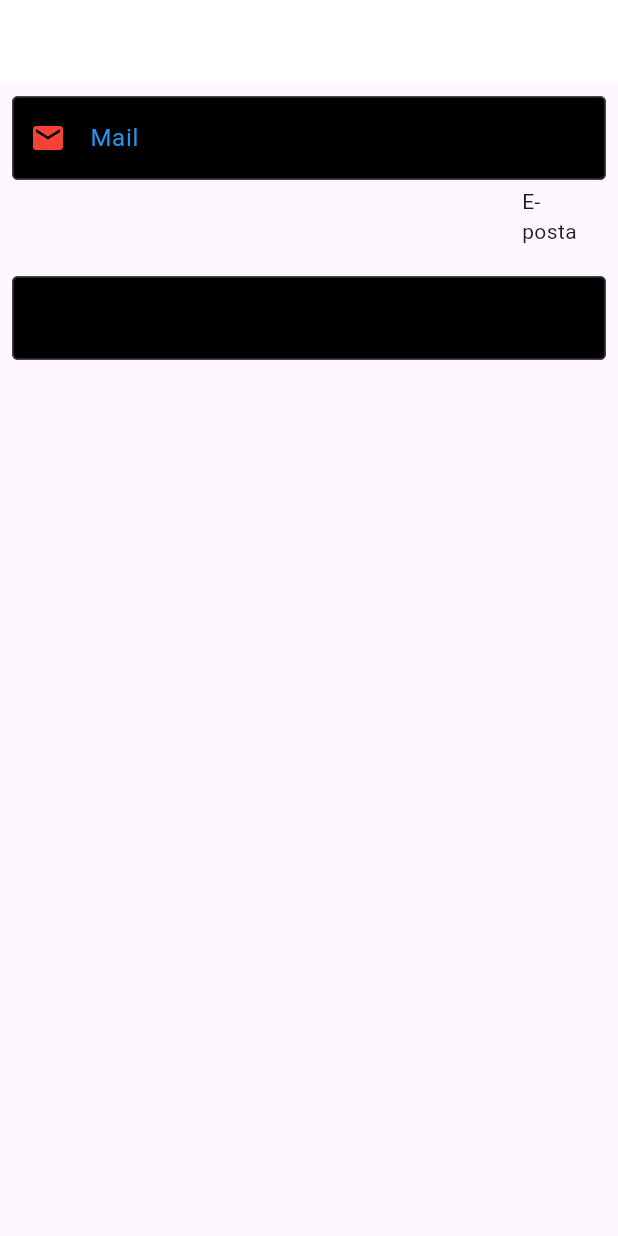
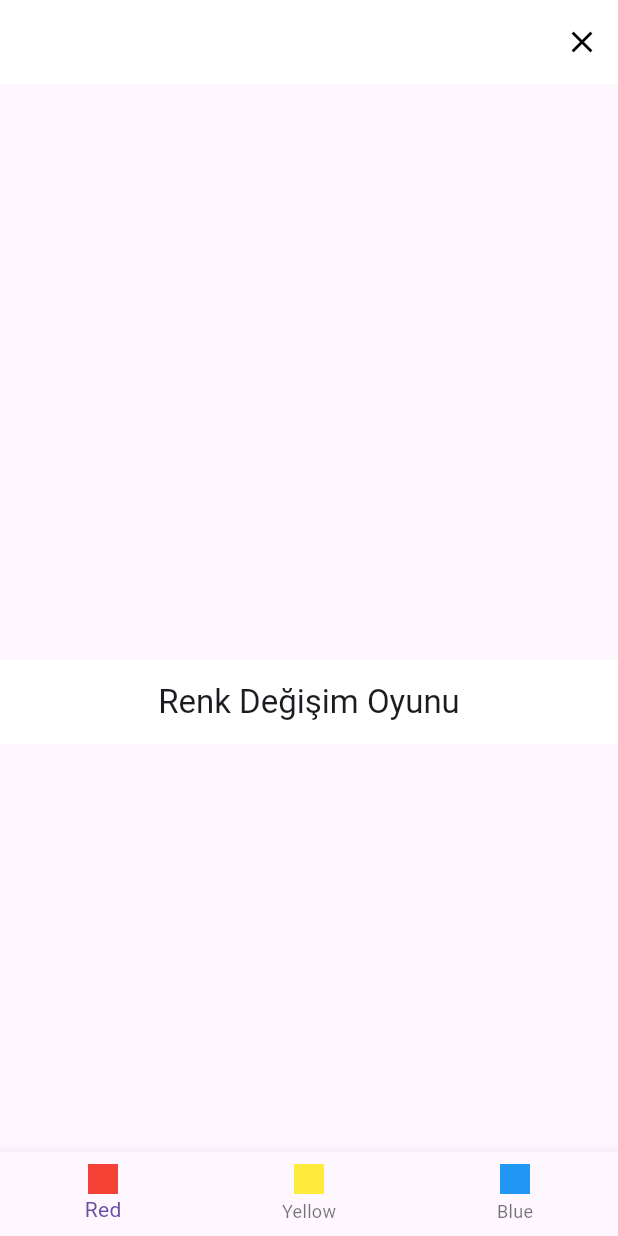
Before and after one commit to Mustafayilmaz01/flutter-course, a Flutter app: the screen it shows after launch, on a phone screen of 412 x 824 dp. Run offline on Flutter 3.47's test engine with Material 3 defaults, Android fonts, the phone set to English and light mode, and no system bars.

Commit message:
7.videode kaldım

```diff
--- a/lib/101/text_field_learn.dart
+++ b/lib/101/text_field_learn.dart
@@ -2,6 +2,8 @@ import 'package:flutter/material.dart';
 import 'package:flutter/services.dart';
 
 class TextFieldLearn extends StatefulWidget {
+  const TextFieldLearn({super.key});
+
   @override
   State<TextFieldLearn> createState() => _TextFieldLearnState();
 }
--- /dev/null
+++ b/lib/demos/color_demos_view.dart
@@ -0,0 +1,83 @@
+import 'package:flutter/material.dart';
+
+class ColorDemosView extends StatefulWidget {
+  const ColorDemosView({super.key, required this.initialColor});
+  final Color? initialColor;
+
+  @override
+  State<ColorDemosView> createState() => _ColorDemosViewState();
+}
+
+class _ColorDemosViewState extends State<ColorDemosView> {
+  Color? _backgroundColor = Colors.transparent;
+
+  @override
+  void initState() {
+    super.initState();
+    _backgroundColor = widget.initialColor ?? Colors.transparent;
+  }
+
+  @override
+  void didUpdateWidget(covariant ColorDemosView oldWidget) {
+    super.didUpdateWidget(oldWidget);
+    print(oldWidget.initialColor != widget.initialColor && widget.initialColor != null);
+    if (oldWidget.initialColor != _backgroundColor && widget.initialColor != null) {
+      changeBackgroundColor(widget.initialColor!);
+    }
+  }
+
+  void changeBackgroundColor(Color color) {
+    setState(() {
+      _backgroundColor = color;
+    });
+  }
+
+  @override
+  Widget build(BuildContext context) {
+    return Scaffold(
+      backgroundColor: _backgroundColor,
+      appBar: AppBar(title: Text('Renk Değişim Oyunu')),
+      bottomNavigationBar: BottomNavigationBar(
+        onTap: (value) {
+          if (value == MyColors.red.index) {
+            changeBackgroundColor(Colors.red);
+            print('Kırmızı');
+          } else if (value == MyColors.yellow.index) {
+            changeBackgroundColor(Colors.yellow);
+            print('Sarı');
+          } else {
+            print('Mavi');
+            changeBackgroundColor(Colors.blue);
+          }
+        },
+        items: [
+          BottomNavigationBarItem(
+            icon: _ColorContainer(color: Colors.red),
+            label: 'Red',
+          ),
+          BottomNavigationBarItem(
+            icon: _ColorContainer(color: Colors.yellow),
+            label: 'Yellow',
+          ),
+          BottomNavigationBarItem(
+            icon: _ColorContainer(color: Colors.blue),
+            label: 'Blue',
+          ),
+        ],
+      ),
+    );
+  }
+}
+
+class _ColorContainer extends StatelessWidget {
+  const _ColorContainer({super.key, required this.color});
+
+  final Color color;
+
+  @override
+  Widget build(BuildContext context) {
+    return Container(color: color, width: 20, height: 20);
+  }
+}
+
+enum MyColors { red, yellow, blue }
--- /dev/null
+++ b/lib/demos/color_life_cycle_view.dart
@@ -0,0 +1,34 @@
+import 'package:flutter/material.dart';
+import 'package:full_learn/demos/color_demos_view.dart';
+
+class ColorLifeCycleView extends StatefulWidget {
+  @override
+  State<ColorLifeCycleView> createState() => _ColorLifeCycleViewState();
+}
+
+class _ColorLifeCycleViewState extends State<ColorLifeCycleView> {
+  Color? _backgroundColor;
+  @override
+  Widget build(BuildContext context) {
+    return Scaffold(
+      appBar: AppBar(
+        actions: [
+          IconButton(
+            onPressed: () {
+              setState(() {
+                _backgroundColor = Colors.pink;
+              });
+            },
+            icon: Icon(Icons.clear),
+          ),
+        ],
+      ),
+      body: Column(
+        children: [
+          Spacer(),
+          Expanded(child: ColorDemosView(initialColor: _backgroundColor)),
+        ],
+      ),
+    );
+  }
+}
--- a/lib/main.dart
+++ b/lib/main.dart
@@ -3,6 +3,8 @@ import 'package:full_learn/101/stack_learn.dart';
 import 'package:full_learn/101/statefull_life_cycle_learn.dart';
 import 'package:full_learn/101/stateless_learn.dart';
 import 'package:full_learn/101/text_field_learn.dart';
+import 'package:full_learn/demos/color_demos_view.dart';
+import 'package:full_learn/demos/color_life_cycle_view.dart';
 
 void main() {
   runApp(const MyApp());
@@ -26,13 +28,13 @@ class MyApp extends StatelessWidget {
         ),
         inputDecorationTheme: const InputDecorationTheme(
           filled: true,
-          fillColor: Colors.black,
+          fillColor: Colors.blueGrey,
           prefixIconColor: Colors.red,
           border: OutlineInputBorder(),
           labelStyle: TextStyle(color: Colors.blue),
         ),
       ),
-      home: TextFieldLearn(),
+      home: ColorLifeCycleView(),
     );
   }
 }
```
Also changed, not shown: lib/101/statefull_learn.dart (+23 -30 lines).
